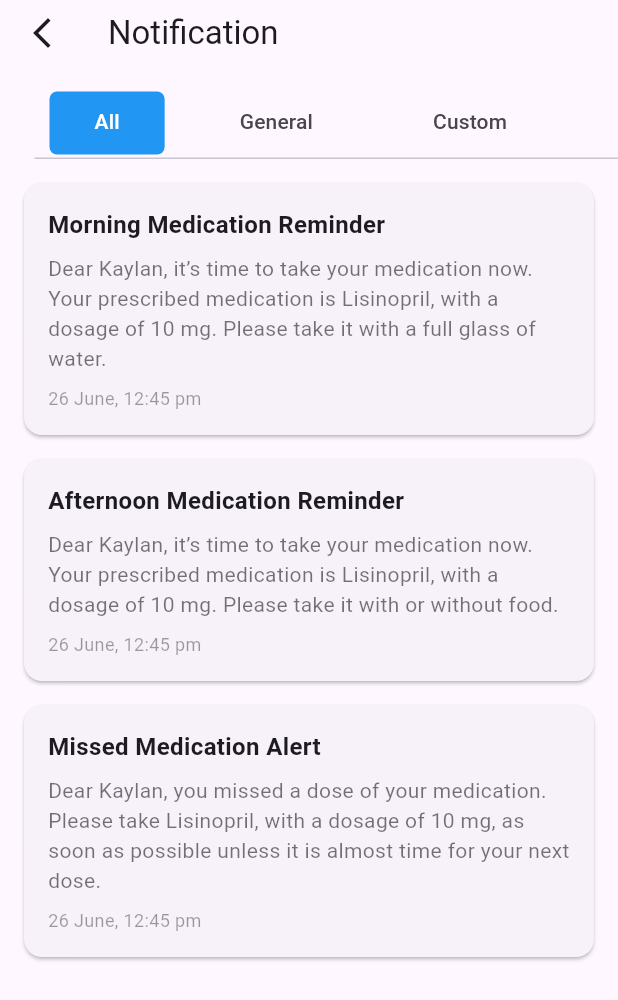
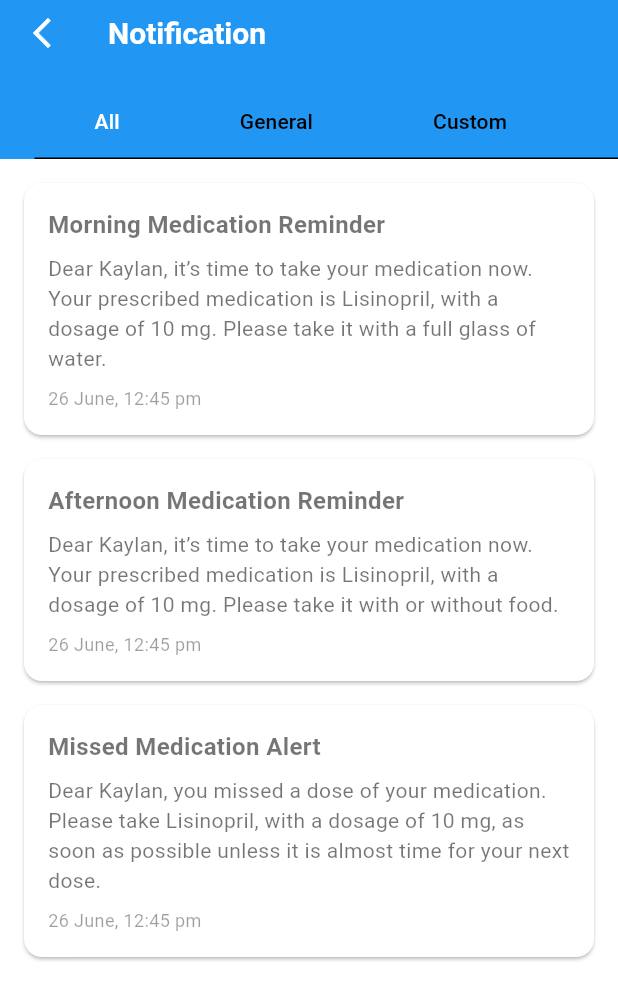
Before and after one commit to ajaydhakal1/medicalapp-uta, a Flutter app: the HomePage screen opened by its route, after a tap on the "notifications" icon, on a phone screen of 412 x 824 dp. Shown: the top 1000 px of the screen. Run offline on Flutter 3.47's test engine with Material 3 defaults, Android fonts, the light colour scheme and no system bars; our stand-ins replace awesome_notifications, dotted_border, easy_localization, flutter_animate, flutter_rating_bar, font_awesome_flutter and 5 more; missing offline and left inert: flutter_timer_countdown; accounts and stored records are empty.

Commit message:
bug fixes

```diff
--- a/lib/Pages/homepage/homepage.dart
+++ b/lib/Pages/homepage/homepage.dart
@@ -67,7 +67,6 @@
                   child: Text(
                     'Hi\nKylan Gentry',
                     style: TextStyle(
-                      color: Colors.black,
                       fontSize: 20,
                       fontWeight: FontWeight.bold,
                     ),
@@ -76,7 +75,7 @@
                 Padding(
                   padding: const EdgeInsets.only(right: 20.0, top: 20.0),
                   child: IconButton(
-                    icon: const Icon(Icons.notifications, color: Colors.blue),
+                    icon: const Icon(Icons.notifications),
                     iconSize: 36.0,
                     style: IconButton.styleFrom(
                       shape: const CircleBorder(),
@@ -100,7 +99,7 @@
                     Text(
                       '${10 + index}',
                       style:
-                          const TextStyle(fontSize: 18, color: Colors.black54),
+                          const TextStyle(fontSize: 18),
                     ),
                     const SizedBox(height: 8),
                     if (index == 2)
@@ -135,6 +134,11 @@
   }
 
  Widget _buildSubTabItem(String label, int index) {
+  final isDarkMode = Theme.of(context).brightness == Brightness.dark;
+  final textColor = _selectedTab == index
+      ? Theme.of(context).colorScheme.primary
+      : (isDarkMode ? Colors.white : Colors.black);
+
   return GestureDetector(
     onTap: () => _onSubTabSelected(index),
     child: Text(
@@ -142,9 +146,7 @@
       style: TextStyle(
         fontSize: 16,
         fontWeight: FontWeight.bold,
-          color: _selectedTab == index
-              ? Theme.of(context).colorScheme.primary
-              : Colors.black54,
+        color: textColor,
       ),
     ),
   );
--- a/lib/Pages/profile/profile.dart
+++ b/lib/Pages/profile/profile.dart
@@ -256,7 +256,8 @@
                     Provider.of<ThemeProvider>(context, listen: false)
                         .toggleTheme();
                   },
-                  )),
+                ),
+              ),
               ListTile(
                 leading: Icon(Icons.logout),
                 trailing: Icon(Icons.arrow_forward_ios_sharp),
--- a/lib/theme/theme.dart
+++ b/lib/theme/theme.dart
@@ -4,11 +4,87 @@
 final ThemeData lightMode = ThemeData(
   brightness: Brightness.light,
   primaryColor: Colors.blue,
+  colorScheme: const ColorScheme.light(
+    primary: Colors.blue,
+    secondary: Colors.blueAccent,
+  ),
+  scaffoldBackgroundColor: Colors.white,
+  appBarTheme: const AppBarTheme(
+    color: Colors.blue,
+    iconTheme: IconThemeData(color: Colors.white),
+    titleTextStyle: TextStyle(
+        color: Colors.white, fontSize: 20, fontWeight: FontWeight.bold),
+  ),
+  textTheme: const TextTheme(
+    displayLarge: TextStyle(
+        color: Colors.black,
+        fontSize: 24,
+        fontWeight: FontWeight.bold), // Formerly headline1
+    displayMedium: TextStyle(
+        color: Colors.black,
+        fontSize: 22,
+        fontWeight: FontWeight.bold), // Formerly headline2
+    displaySmall: TextStyle(
+        color: Colors.black,
+        fontSize: 20,
+        fontWeight: FontWeight.bold), // Formerly headline3
+    bodyLarge:
+        TextStyle(color: Colors.black, fontSize: 16), // Formerly bodyText1
+    bodyMedium:
+        TextStyle(color: Colors.black54, fontSize: 14), // Formerly bodyText2
+    titleLarge:
+        TextStyle(color: Colors.black54, fontSize: 16), // Formerly subtitle1
+  ),
+  buttonTheme: const ButtonThemeData(
+    buttonColor: Colors.blue,
+    textTheme: ButtonTextTheme.primary,
+  ),
+  iconTheme: const IconThemeData(color: Colors.blue),
+  dividerColor: Colors.grey[300],
+  cardColor: Colors.white,
   // Add other theme properties as needed
 );
 
 final ThemeData darkMode = ThemeData(
   brightness: Brightness.dark,
   primaryColor: Colors.blue,
+  colorScheme: const ColorScheme.dark(
+    primary: Colors.blue,
+    secondary: Colors.blueAccent,
+  ),
+  scaffoldBackgroundColor: Colors.black,
+  appBarTheme: const AppBarTheme(
+    color:  Color.fromARGB(255, 0, 170, 255),
+    iconTheme:  IconThemeData(color: Colors.white),
+    titleTextStyle:  TextStyle(
+        color: Colors.white, fontSize: 20, fontWeight: FontWeight.bold),
+  ),
+  textTheme: const TextTheme(
+    displayLarge: TextStyle(
+        color: Colors.white,
+        fontSize: 24,
+        fontWeight: FontWeight.bold), // Formerly headline1
+    displayMedium: TextStyle(
+        color: Colors.white,
+        fontSize: 22,
+        fontWeight: FontWeight.bold), // Formerly headline2
+    displaySmall: TextStyle(
+        color: Colors.white,
+        fontSize: 20,
+        fontWeight: FontWeight.bold), // Formerly headline3
+    bodyLarge:
+        TextStyle(color: Colors.white, fontSize: 16), // Formerly bodyText1
+    bodyMedium:
+        TextStyle(color: Colors.white70, fontSize: 14), // Formerly bodyText2
+    titleLarge:
+        TextStyle(color: Colors.white70, fontSize: 16), // Formerly subtitle1
+  ),
+  buttonTheme: const ButtonThemeData(
+    buttonColor: Colors.blue,
+    textTheme: ButtonTextTheme.primary,
+  ),
+  iconTheme: const IconThemeData(color: Colors.blueAccent),
+  dividerColor: Colors.grey[700],
+  cardColor: Colors.grey[850],
   // Add other theme properties as needed
 );
--- a/lib/theme/theme_provider.dart
+++ b/lib/theme/theme_provider.dart
@@ -1,14 +1,22 @@
 import 'package:flutter/material.dart';
+import 'package:flutter/scheduler.dart';
 
 class ThemeProvider with ChangeNotifier {
   ThemeMode _themeMode = ThemeMode.system;
 
   ThemeMode get themeMode => _themeMode;
 
-  bool get isDarkMode => _themeMode == ThemeMode.dark;
+  bool get isDarkMode {
+    if (_themeMode == ThemeMode.system) {
+      // Check the system's brightness when in system mode
+      final brightness = SchedulerBinding.instance.window.platformBrightness;
+      return brightness == Brightness.dark;
+    }
+    return _themeMode == ThemeMode.dark;
+  }
 
   void toggleTheme() {
-    if (_themeMode == ThemeMode.light) {
+    if (_themeMode == ThemeMode.light || (_themeMode == ThemeMode.system && !isDarkMode)) {
       _themeMode = ThemeMode.dark;
     } else {
       _themeMode = ThemeMode.light;
--- a/pubspec.yaml
+++ b/pubspec.yaml
@@ -51,6 +51,7 @@
   flutter_svg:
   intl_phone_number_input: ^0.7.4
   flutter_timer_countdown: ^1.0.7
+  smooth_page_indicator: ^1.2.0+3
 
 
 flutter_icons:
```
Also changed, not shown: pubspec.lock. Lines whose indentation alone changed are shown as unchanged.
